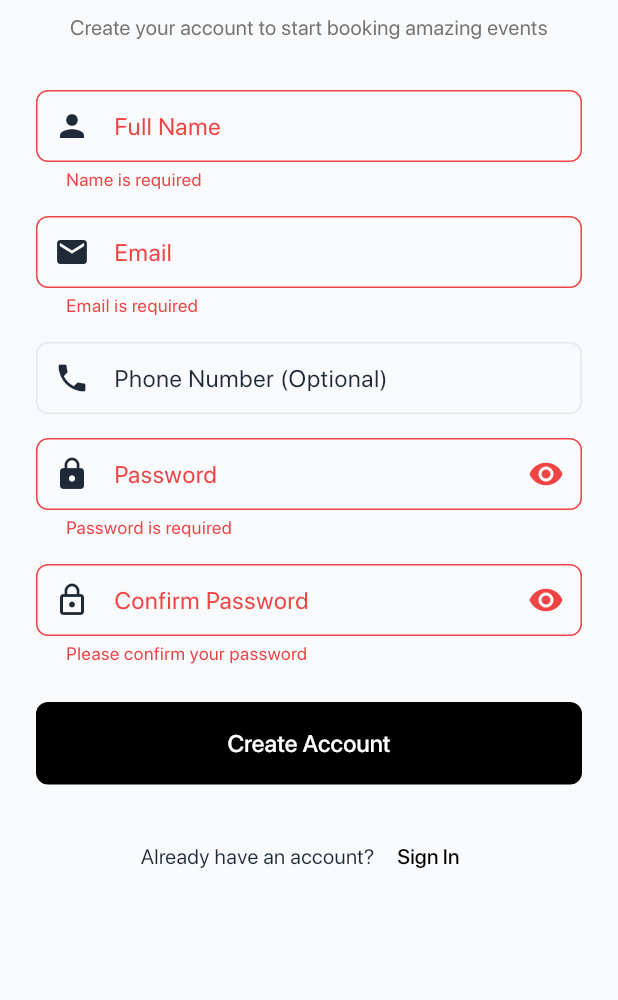
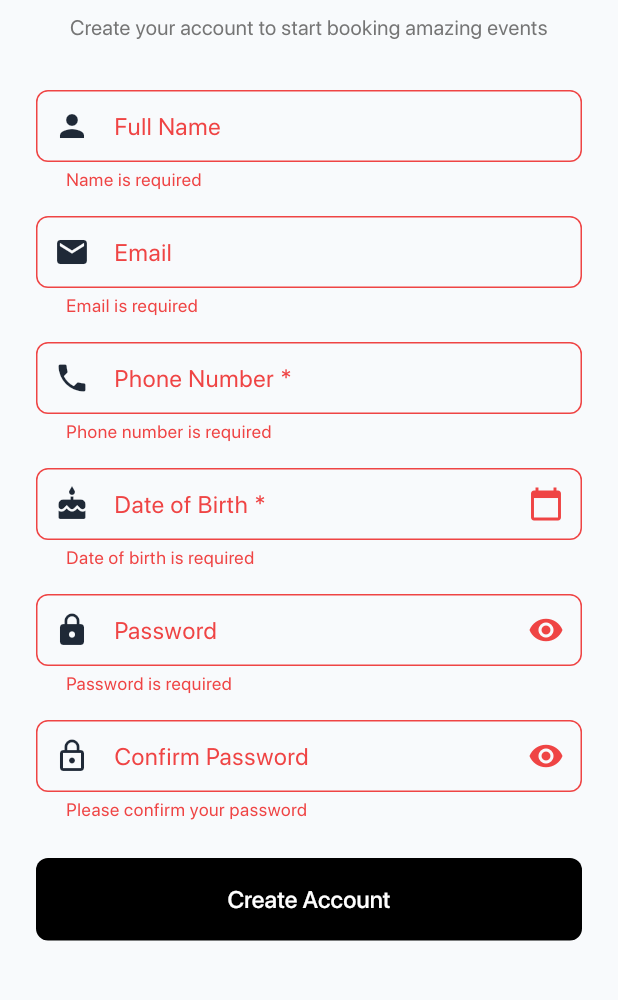
Before and after one commit to pvnzki/EventBn, a Flutter app: the RegisterScreen screen opened by its route, after a tap on "Create Account", on a phone screen of 412 x 824 dp, the part 222-1222 px from its top. Run offline on Flutter 3.47's test engine with Material 3 defaults, Android fonts, the phone set to English and light mode, and no system bars; our stand-ins replace cached_network_image, flutter_cache_manager, flutter_dotenv, flutter_svg, go_router, image_picker and 4 more; missing offline and left inert: payhere_mobilesdk_flutter; accounts and stored records are empty; network calls fail; project files that could hold a hidden picture were left out.

Commit message:
Add date of birth controller and dispose method in RegisterScreen

```diff
--- a/mobile-app/lib/features/auth/providers/auth_provider.dart
+++ b/mobile-app/lib/features/auth/providers/auth_provider.dart
@@ -196,6 +196,7 @@ class AuthProvider extends ChangeNotifier {
     required String email,
     required String password,
     required String phoneNumber,
+    DateTime? dateOfBirth,
   }) async {
     _setLoading(true);
     _setError(null);
@@ -208,6 +209,7 @@ class AuthProvider extends ChangeNotifier {
         email: email,
         password: password,
         phoneNumber: phoneNumber,
+        dateOfBirth: dateOfBirth,
       );
 
       if (result['success'] == true && result['user'] != null) {
--- a/mobile-app/lib/features/auth/screens/register_screen.dart
+++ b/mobile-app/lib/features/auth/screens/register_screen.dart
@@ -20,7 +20,9 @@ class _RegisterScreenState extends State<RegisterScreen> {
   final _passwordController = TextEditingController();
   final _confirmPasswordController = TextEditingController();
   final _phoneController = TextEditingController();
+  final _dateOfBirthController = TextEditingController();
 
+  DateTime? _selectedDateOfBirth;
   bool _obscurePassword = true;
   bool _obscureConfirmPassword = true;
 
@@ -31,6 +33,7 @@ class _RegisterScreenState extends State<RegisterScreen> {
     _passwordController.dispose();
     _confirmPasswordController.dispose();
     _phoneController.dispose();
+    _dateOfBirthController.dispose();
     super.dispose();
   }
 
@@ -78,12 +81,58 @@ class _RegisterScreenState extends State<RegisterScreen> {
   }
 
   String? _validatePhone(String? value) {
-    if (value != null && value.trim().isNotEmpty) {
-      if (!RegExp(r'^\+?[\d\s\-\(\)]+$').hasMatch(value.trim())) {
-        return 'Enter a valid phone number';
-      }
+    if (value == null || value.trim().isEmpty) {
+      return 'Phone number is required';
+    }
+    if (!RegExp(r'^\+?[\d\s\-\(\)]+$').hasMatch(value.trim())) {
+      return 'Enter a valid phone number';
     }
     return null;
+  }
+
+  String? _validateDateOfBirth(String? value) {
+    if (value == null || value.trim().isEmpty) {
+      return 'Date of birth is required';
+    }
+    if (_selectedDateOfBirth == null) {
+      return 'Please select a valid date';
+    }
+
+    // Check if user is at least 13 years old
+    final now = DateTime.now();
+    final age = now.year - _selectedDateOfBirth!.year;
+    final monthDiff = now.month - _selectedDateOfBirth!.month;
+    final dayDiff = now.day - _selectedDateOfBirth!.day;
+
+    int actualAge = age;
+    if (monthDiff < 0 || (monthDiff == 0 && dayDiff < 0)) {
+      actualAge--;
+    }
+
+    if (actualAge < 13) {
+      return 'You must be at least 13 years old to register';
+    }
+
+    return null;
+  }
+
+  Future<void> _selectDateOfBirth() async {
+    final DateTime? picked = await showDatePicker(
+      context: context,
+      initialDate: DateTime.now().subtract(const Duration(days: 365 * 20)), // Default to 20 years ago
+      firstDate: DateTime(1900),
+      lastDate: DateTime.now(),
+      helpText: 'Select Date of Birth',
+      fieldLabelText: 'Date of Birth',
+    );
+
+    if (picked != null && picked != _selectedDateOfBirth) {
+      setState(() {
+        _selectedDateOfBirth = picked;
+        _dateOfBirthController.text =
+            '${picked.day}/${picked.month}/${picked.year}';
+      });
+    }
   }
 
   Future<void> _register() async {
@@ -97,7 +146,8 @@ class _RegisterScreenState extends State<RegisterScreen> {
       name: _nameController.text.trim(),
       email: _emailController.text.trim(),
       password: _passwordController.text,
-      phoneNumber: _phoneController.text.trim().isEmpty ? '' : _phoneController.text.trim(),
+      phoneNumber: _phoneController.text.trim(),
+      dateOfBirth: _selectedDateOfBirth,
     );
 
     if (success && mounted) {
@@ -181,17 +231,32 @@ class _RegisterScreenState extends State<RegisterScreen> {
                     ),
                     const SizedBox(height: 16),
 
-                    // Phone field (optional)
+                    // Phone field (required)
                     TextFormField(
                       controller: _phoneController,
                       decoration: const InputDecoration(
-                        labelText: 'Phone Number (Optional)',
+                        labelText: 'Phone Number *',
                         prefixIcon: Icon(Icons.phone),
                         border: OutlineInputBorder(),
                       ),
                       validator: _validatePhone,
                       keyboardType: TextInputType.phone,
                       textInputAction: TextInputAction.next,
+                    ),
+                    const SizedBox(height: 16),
+
+                    // Date of Birth field (required)
+                    TextFormField(
+                      controller: _dateOfBirthController,
+                      decoration: const InputDecoration(
+                        labelText: 'Date of Birth *',
+                        prefixIcon: Icon(Icons.cake),
+                        border: OutlineInputBorder(),
+                        suffixIcon: Icon(Icons.calendar_today),
+                      ),
+                      validator: _validateDateOfBirth,
+                      readOnly: true,
+                      onTap: _selectDateOfBirth,
                     ),
                     const SizedBox(height: 16),
 
--- a/mobile-app/lib/features/auth/services/auth_service.dart
+++ b/mobile-app/lib/features/auth/services/auth_service.dart
@@ -118,6 +118,7 @@ class AuthService {
     required String email,
     required String password,
     required String phoneNumber,
+    DateTime? dateOfBirth,
   }) async {
     try {
       print('🔄 [AUTH_SERVICE] Registering user: $email');
@@ -127,6 +128,7 @@ class AuthService {
         'email': email,
         'password': password,
         if (phoneNumber.isNotEmpty) 'phone_number': phoneNumber,
+        if (dateOfBirth != null) 'date_of_birth': dateOfBirth.toIso8601String().split('T')[0], // Send as YYYY-MM-DD format
       };
 
       print('🔄 [AUTH_SERVICE] Request body: $requestBody');
```
Also changed, not shown: mobile-app/lib/features/payment/screens/payment_screen.dart (+5 -3 lines), mobile-app/lib/features/profile/screens/my_profile_screen.dart (+10 -1 lines), 2 other files.
